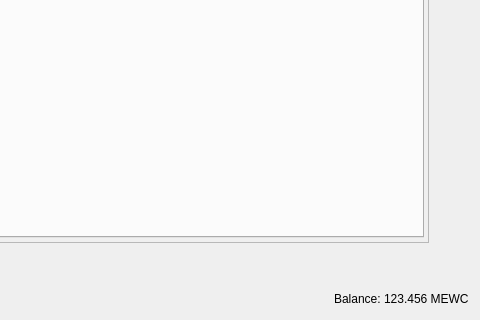
Qt form src/qt/forms/restrictedassetsdialog.ui (1NF1N18Y/points) before a commit; both pictures show x 688 to 1168 and y 680 to 1000 of the 1168 by 1000 pixel window.
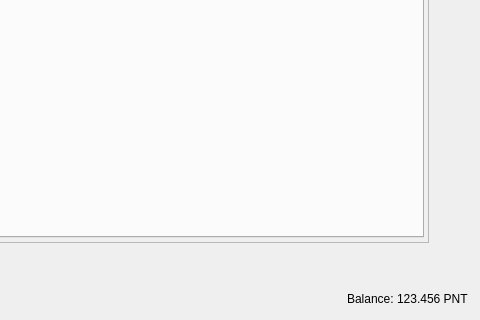
The same form after that commit.

Patch:
```diff
--- a/src/qt/forms/restrictedassetsdialog.ui
+++ b/src/qt/forms/restrictedassetsdialog.ui
@@ -281,7 +281,7 @@
         <cursorShape>IBeamCursor</cursorShape>
        </property>
        <property name="text">
-        <string notr="true">123.456 MEWC</string>
+        <string notr="true">123.456 PNT</string>
        </property>
        <property name="textInteractionFlags">
         <set>Qt::LinksAccessibleByMouse|Qt::TextSelectableByKeyboard|Qt::TextSelectableByMouse</set>
```
Left out of the diff: 2 changed lines with no effect on the pictures.
